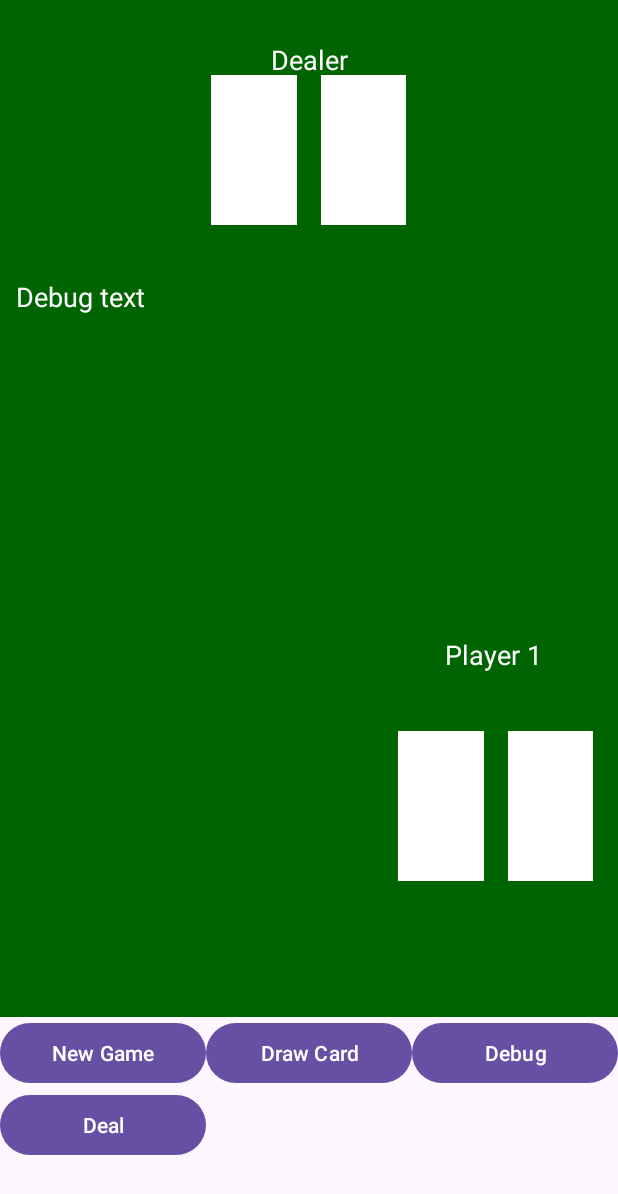
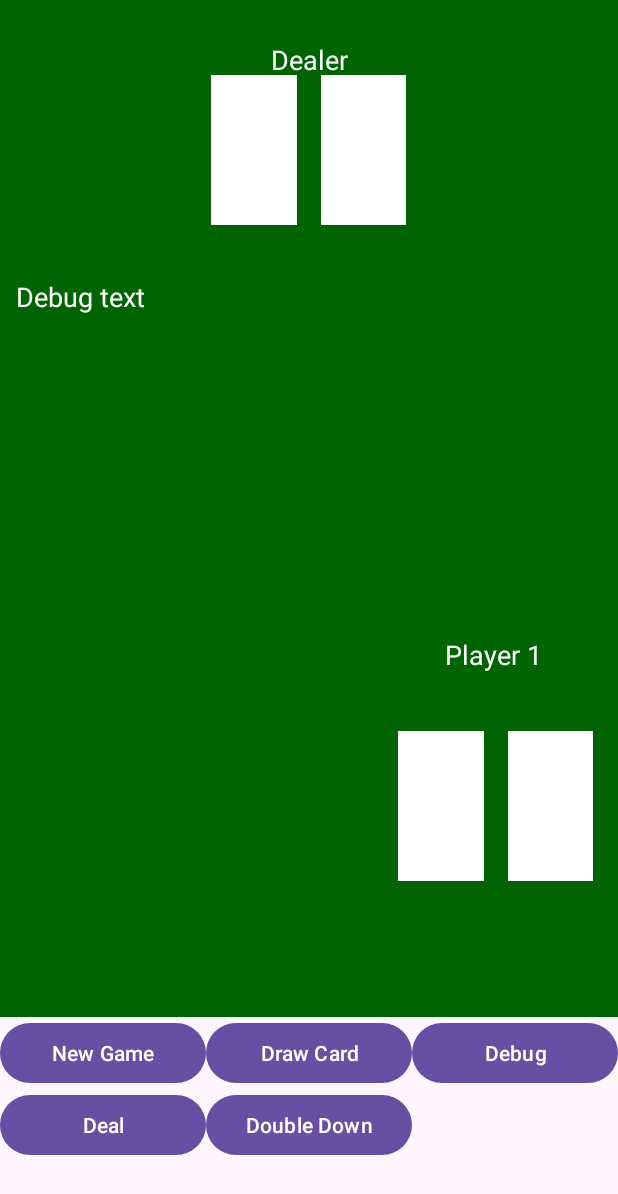
Before and after one commit to djtrame/PsyqoGames, an Android app: the BlackjackActivity screen opened directly, with no data from a screen before it, on a phone screen of 412 x 824 dp. Shown: the top 1194 px of the screen. Run offline under Robolectric (Android 15) with nearby library versions, the light colour scheme and no system bars.

```diff
--- a/app/src/main/java/com/example/psyqogames/BlackjackActivity.kt
+++ b/app/src/main/java/com/example/psyqogames/BlackjackActivity.kt
@@ -7,10 +7,13 @@ import androidx.appcompat.app.AppCompatActivity
 import com.example.psyqogames.Blackjack.Card
 import android.widget.Toast
 import android.app.AlertDialog
+import android.content.Context
+import android.view.View
 import android.view.ViewGroup
 import android.widget.EditText
 import android.widget.LinearLayout
 import android.widget.TextView
+import androidx.constraintlayout.widget.ConstraintLayout
 import com.example.psyqogames.Blackjack.BlackjackGame
 import com.example.psyqogames.Blackjack.Player
 import com.example.psyqogames.Blackjack.PlayerType
@@ -26,9 +29,14 @@ class BlackjackActivity : AppCompatActivity() {
     private lateinit var debugButton: Button
     private lateinit var drawCardButton: Button
     private lateinit var dealButton: Button
+    private lateinit var doubleDownButton: Button
     private lateinit var blackjackGame: BlackjackGame
     private lateinit var debugText: TextView
     private lateinit var player1CardPanel: LinearLayout
+    private lateinit var context: Context
+    private lateinit var dynamicImageView: ImageView
+    private lateinit var dynamicLinearLayout: LinearLayout
+
 
     override fun onCreate(savedInstanceState: Bundle?) {
         super.onCreate(savedInstanceState)
@@ -50,10 +58,11 @@ class BlackjackActivity : AppCompatActivity() {
         player1Card1 = findViewById(R.id.player1_card1_image)
         player1Card2 = findViewById(R.id.player1_card2_image)
         dealButton = findViewById(R.id.deal_button)
+        doubleDownButton = findViewById(R.id.double_down_button)
 
-        //set the dealer cards to appear face down when the view begins
-        //dealerCard1.setImageResource(R.drawable.card_back)
-        //dealerCard2.setImageResource(R.drawable.card_back)
+        context = this
+        dynamicImageView = ImageView(context)
+        dynamicLinearLayout = LinearLayout(context)
 
         drawCardButton.setOnClickListener {
             val drawnCard = blackjackGame.shoe.drawCard()
@@ -87,6 +96,38 @@ class BlackjackActivity : AppCompatActivity() {
             } ?: run { // If result is null, means no more cards or error
                 Toast.makeText(this, "No more cards to deal for this round.", Toast.LENGTH_SHORT).show()
             }
+        }
+
+        // Double Down Button
+        //todo dynamically create a panel to display a card
+        //i'm stuck here because I can't seem to add anything to the blackjackView... it is it's own thing, not a Constraint or Linear Layout
+        doubleDownButton.setOnClickListener {
+            dynamicImageView.setImageResource(R.drawable.card_back)
+
+            dynamicLinearLayout.orientation = LinearLayout.HORIZONTAL
+            dynamicLinearLayout.id = View.generateViewId()
+
+            val params = ConstraintLayout.LayoutParams(
+                ConstraintLayout.LayoutParams.WRAP_CONTENT,
+                ConstraintLayout.LayoutParams.WRAP_CONTENT
+            )
+
+            params.bottomToTop = R.id.player1_card_panel
+
+            dynamicLinearLayout.layoutParams = params
+
+            val layoutParamsLinear = LinearLayout.LayoutParams(
+                LinearLayout.LayoutParams.WRAP_CONTENT,
+                LinearLayout.LayoutParams.WRAP_CONTENT
+            )
+            layoutParamsLinear.setMargins(10, 10, 10, 10)
+            dynamicImageView.layoutParams = layoutParamsLinear
+
+            dynamicLinearLayout.addView(dynamicImageView)
+
+
+            //val containerLayout: LinearLayout = findViewById(R.id.player1_card_panel)
+            //containerLayout.addView(dynamicImageView)
         }
     }
 
--- a/app/src/main/res/layout/activity_blackjack.xml
+++ b/app/src/main/res/layout/activity_blackjack.xml
@@ -170,6 +170,13 @@
             android:layout_columnWeight="1"
             android:text="Deal" />
 
+        <Button
+            android:id="@+id/double_down_button"
+            android:layout_width="0dp"
+            android:layout_height="wrap_content"
+            android:layout_columnWeight="1"
+            android:text="Double Down" />
+
     </GridLayout>
 
     <View
```
